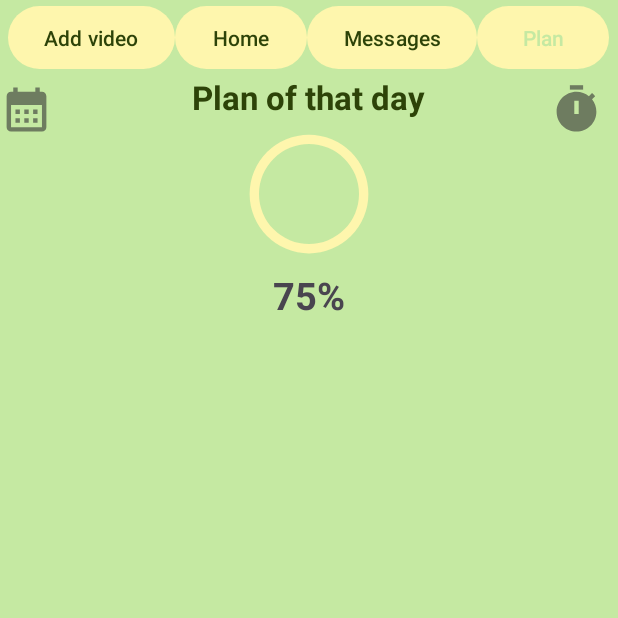
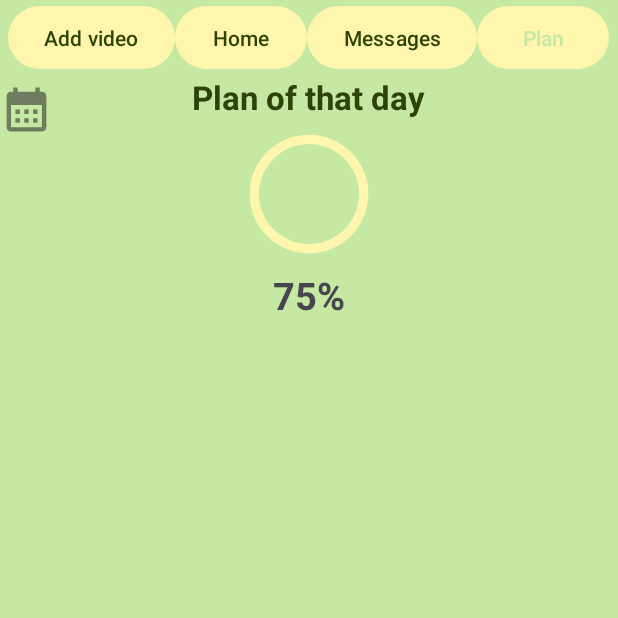
Before and after one commit to Diana4237/Chatapp, an Android app: the PlanDayActivity2 screen opened directly, with no data from a screen before it, on a phone screen of 412 x 824 dp, the top half of it. Run offline under Robolectric (Android 15) with nearby library versions, the phone set to English and light mode, and no system bars; our stand-ins replace Firebase (no records; nobody signed in at launch, a user with empty details on screens opened directly).

Commit message:
fixed the interface

```diff
--- a/app/src/main/res/layout/activity_plan_day2.xml
+++ b/app/src/main/res/layout/activity_plan_day2.xml
@@ -47,15 +47,7 @@
         android:layout_alignParentLeft="true"
         android:layout_marginRight="10dp"
         android:src="@drawable/ic_calendar"/>
-    <ImageView
-        android:id="@+id/timerBtn"
-        android:layout_width="35dp"
-        android:layout_height="35dp"
-        android:layout_alignParentTop="true"
-        android:layout_marginTop="55dp"
-        android:layout_alignParentRight="true"
-        android:layout_marginRight="10dp"
-        android:src="@drawable/ic_timer"/>
+
     <TextView
         android:id="@+id/textDay"
         android:layout_width="wrap_content"
```
Also changed, not shown: app/src/main/java/com/example/chatapplication/notes/PlanDayActivity2.java (+0 -23 lines).
